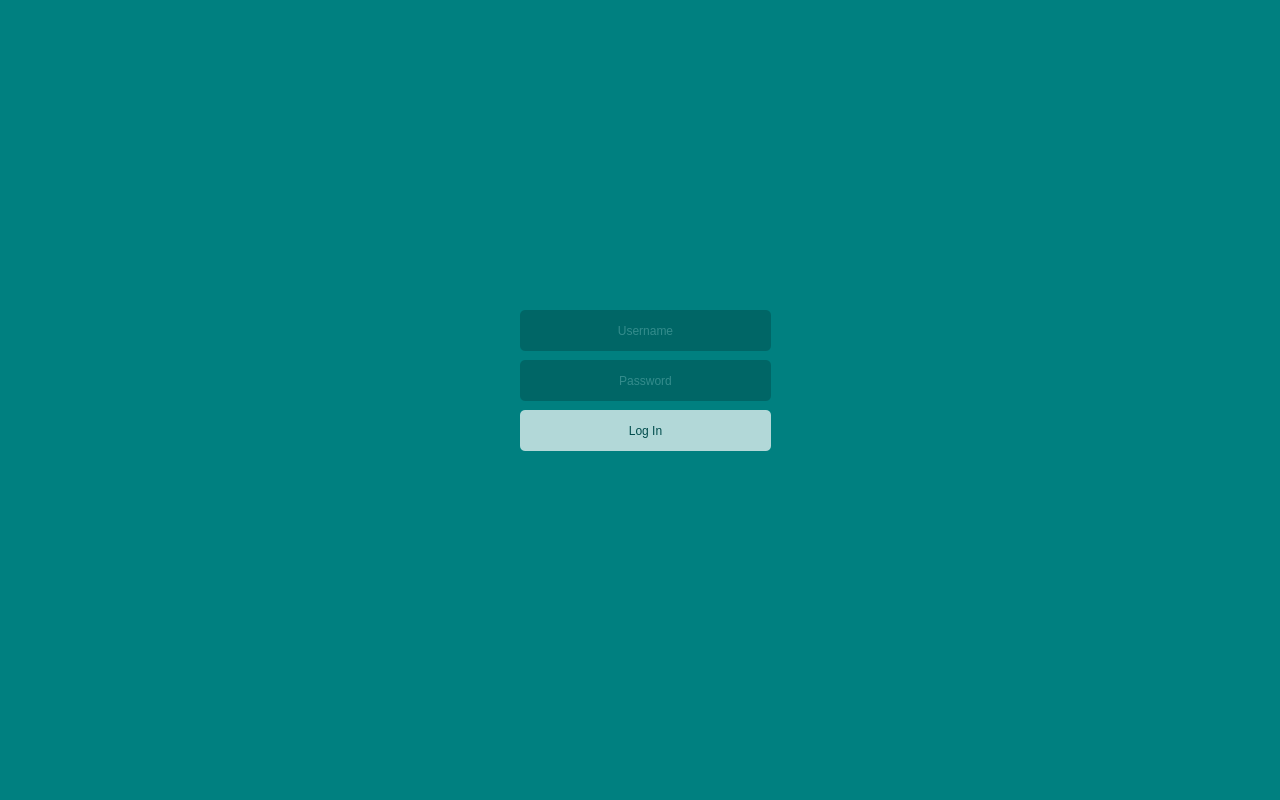
Qt form mainwindow.ui (schwei322/CS1C-Project2) before a commit.
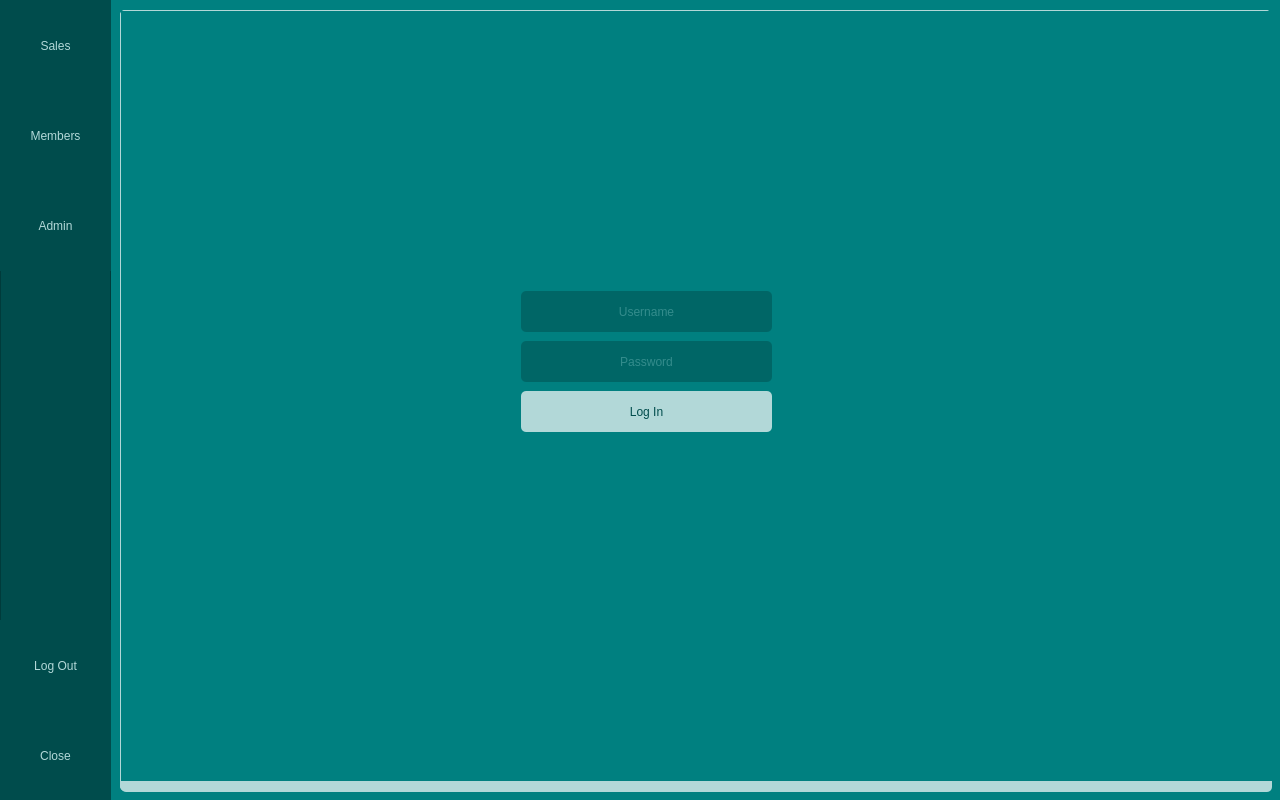
The same form after that commit.

```diff
--- a/mainwindow.ui
+++ b/mainwindow.ui
@@ -44,106 +44,6 @@
    <property name="styleSheet">
     <string notr="true">background-color: rgb(0, 128, 128);</string>
    </property>
-   <widget class="QWidget" name="loginPanel" native="true">
-    <property name="geometry">
-     <rect>
-      <x>0</x>
-      <y>0</y>
-      <width>1280</width>
-      <height>800</height>
-     </rect>
-    </property>
-    <property name="minimumSize">
-     <size>
-      <width>1280</width>
-      <height>800</height>
-     </size>
-    </property>
-    <property name="maximumSize">
-     <size>
-      <width>1280</width>
-      <height>800</height>
-     </size>
-    </property>
-    <property name="styleSheet">
-     <string notr="true">background-color: rgb(0, 128, 128);</string>
-    </property>
-    <widget class="QLineEdit" name="usernameInput">
-     <property name="geometry">
-      <rect>
-       <x>520</x>
-       <y>310</y>
-       <width>251</width>
-       <height>41</height>
-      </rect>
-     </property>
-     <property name="styleSheet">
-      <string notr="true">background-color: rgb(0, 102, 102);
-border-radius: 5px;
-color: rgb(102, 178, 178);
-font: 87 12pt &quot;Segoe UI Black&quot;;</string>
-     </property>
-     <property name="alignment">
-      <set>Qt::AlignCenter</set>
-     </property>
-     <property name="placeholderText">
-      <string>Username</string>
-     </property>
-    </widget>
-    <widget class="QLineEdit" name="passwordInput">
-     <property name="geometry">
-      <rect>
-       <x>520</x>
-       <y>360</y>
-       <width>251</width>
-       <height>41</height>
-      </rect>
-     </property>
-     <property name="styleSheet">
-      <string notr="true">background-color: rgb(0, 102, 102);
-border-radius: 5px;
-color: rgb(102, 178, 178);
-font: 87 12pt &quot;Segoe UI Black&quot;;</string>
-     </property>
-     <property name="echoMode">
-      <enum>QLineEdit::Password</enum>
-     </property>
-     <property name="alignment">
-      <set>Qt::AlignCenter</set>
-     </property>
-     <property name="placeholderText">
-      <string>Password</string>
-     </property>
-    </widget>
-    <widget class="QPushButton" name="loginBtn">
-     <property name="geometry">
-      <rect>
-       <x>520</x>
-       <y>410</y>
-       <width>251</width>
-       <height>41</height>
-      </rect>
-     </property>
-     <property name="styleSheet">
-      <string notr="true">QPushButton {
-        background-color: rgb(178, 216, 216);
-        border-radius: 5px;
-        color: rgb(0, 76, 76);
-        font: 87 12pt &quot;Segoe UI Black&quot;;
-}
-
-QPushButton:hover {
-        background-color: rgb(0, 76, 76);
-        border-radius: 5px;
-        color: rgb(178, 216, 216);
-        font: 87 12pt &quot;Segoe UI Black&quot;;
-}</string>
-     </property>
-     <property name="text">
-      <string>Log In</string>
-     </property>
-    </widget>
-   </widget>
    <widget class="QWidget" name="mainPanel" native="true">
     <property name="geometry">
      <rect>
@@ -498,6 +398,106 @@
        <string>Check Member Expiration</string>
       </property>
      </widget>
+     <widget class="QWidget" name="loginPanel" native="true">
+      <property name="geometry">
+       <rect>
+        <x>-120</x>
+        <y>-30</y>
+        <width>1280</width>
+        <height>800</height>
+       </rect>
+      </property>
+      <property name="minimumSize">
+       <size>
+        <width>1280</width>
+        <height>800</height>
+       </size>
+      </property>
+      <property name="maximumSize">
+       <size>
+        <width>1280</width>
+        <height>800</height>
+       </size>
+      </property>
+      <property name="styleSheet">
+       <string notr="true">background-color: rgb(0, 128, 128);</string>
+      </property>
+      <widget class="QLineEdit" name="usernameInput">
+       <property name="geometry">
+        <rect>
+         <x>520</x>
+         <y>310</y>
+         <width>251</width>
+         <height>41</height>
+        </rect>
+       </property>
+       <property name="styleSheet">
+        <string notr="true">background-color: rgb(0, 102, 102);
+border-radius: 5px;
+color: rgb(102, 178, 178);
+font: 87 12pt &quot;Segoe UI Black&quot;;</string>
+       </property>
+       <property name="alignment">
+        <set>Qt::AlignCenter</set>
+       </property>
+       <property name="placeholderText">
+        <string>Username</string>
+       </property>
+      </widget>
+      <widget class="QLineEdit" name="passwordInput">
+       <property name="geometry">
+        <rect>
+         <x>520</x>
+         <y>360</y>
+         <width>251</width>
+         <height>41</height>
+        </rect>
+       </property>
+       <property name="styleSheet">
+        <string notr="true">background-color: rgb(0, 102, 102);
+border-radius: 5px;
+color: rgb(102, 178, 178);
+font: 87 12pt &quot;Segoe UI Black&quot;;</string>
+       </property>
+       <property name="echoMode">
+        <enum>QLineEdit::Password</enum>
+       </property>
+       <property name="alignment">
+        <set>Qt::AlignCenter</set>
+       </property>
+       <property name="placeholderText">
+        <string>Password</string>
+       </property>
+      </widget>
+      <widget class="QPushButton" name="loginBtn">
+       <property name="geometry">
+        <rect>
+         <x>520</x>
+         <y>410</y>
+         <width>251</width>
+         <height>41</height>
+        </rect>
+       </property>
+       <property name="styleSheet">
+        <string notr="true">QPushButton {
+        background-color: rgb(178, 216, 216);
+        border-radius: 5px;
+        color: rgb(0, 76, 76);
+        font: 87 12pt &quot;Segoe UI Black&quot;;
+}
+
+QPushButton:hover {
+        background-color: rgb(0, 76, 76);
+        border-radius: 5px;
+        color: rgb(178, 216, 216);
+        font: 87 12pt &quot;Segoe UI Black&quot;;
+}</string>
+       </property>
+       <property name="text">
+        <string>Log In</string>
+       </property>
+      </widget>
+     </widget>
     </widget>
     <widget class="QFrame" name="admin">
      <property name="geometry">
@@ -963,6 +963,112 @@
        </property>
       </item>
      </widget>
+     <widget class="QTableView" name="tableView">
+      <property name="geometry">
+       <rect>
+        <x>220</x>
+        <y>111</y>
+        <width>901</width>
+        <height>661</height>
+       </rect>
+      </property>
+     </widget>
+     <widget class="QTableWidget" name="TableDisplay">
+      <property name="geometry">
+       <rect>
+        <x>125</x>
+        <y>111</y>
+        <width>771</width>
+        <height>671</height>
+       </rect>
+      </property>
+      <row>
+       <property name="text">
+        <string>1</string>
+       </property>
+      </row>
+      <row>
+       <property name="text">
+        <string>2</string>
+       </property>
+      </row>
+      <row>
+       <property name="text">
+        <string>3</string>
+       </property>
+      </row>
+      <row>
+       <property name="text">
+        <string>4</string>
+       </property>
+      </row>
+      <row>
+       <property name="text">
+        <string>5</string>
+       </property>
+      </row>
+      <row>
+       <property name="text">
+        <string>6</string>
+       </property>
+      </row>
+      <row>
+       <property name="text">
+        <string>7</string>
+       </property>
+      </row>
+      <row>
+       <property name="text">
+        <string>8</string>
+       </property>
+      </row>
+      <row>
+       <property name="text">
+        <string>10</string>
+       </property>
+      </row>
+      <column>
+       <property name="text">
+        <string>Name</string>
+       </property>
+      </column>
+      <column>
+       <property name="text">
+        <string>Membership</string>
+       </property>
+      </column>
+      <column>
+       <property name="text">
+        <string>Product</string>
+       </property>
+      </column>
+      <column>
+       <property name="text">
+        <string>Quantity</string>
+       </property>
+      </column>
+      <column>
+       <property name="text">
+        <string>Price</string>
+       </property>
+      </column>
+      <column>
+       <property name="text">
+        <string>Total Revenue</string>
+       </property>
+      </column>
+     </widget>
+     <zorder>salesFilterLabel</zorder>
+     <zorder>salesFilterSelect</zorder>
+     <zorder>salesSortLabel</zorder>
+     <zorder>salesSortSelect</zorder>
+     <zorder>salesSearchLabel</zorder>
+     <zorder>salesSearchInput</zorder>
+     <zorder>dateEdit</zorder>
+     <zorder>comboBox</zorder>
+     <zorder>tableView</zorder>
+     <zorder>salesTable</zorder>
+     <zorder>TableDisplay</zorder>
     </widget>
     <zorder>sales</zorder>
     <zorder>admin</zorder>
```
Left out of the diff: 2 changed lines with no effect on the pictures.
